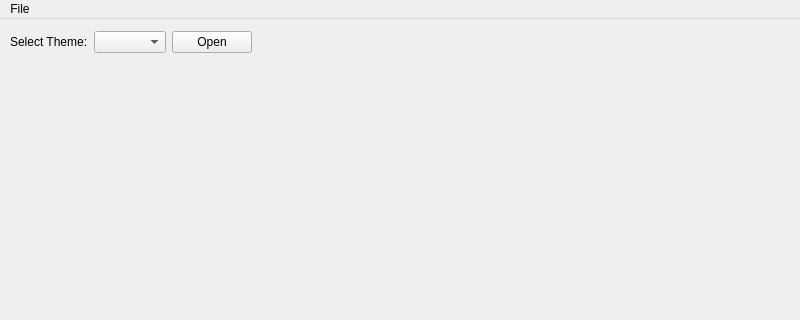
This is main_.ui in superyossi23/Qt5aggPlot as Qt 5 draws it before an edit; both pictures show x 0 to 800 and y 0 to 320 of the 800 by 600 pixel window. The edited form follows.
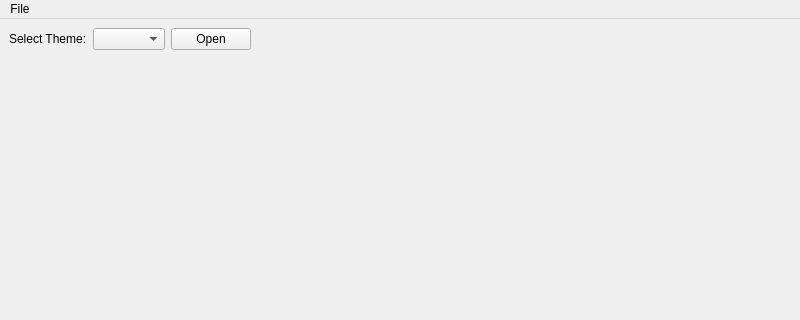
This is the edited form.

Commit message: v00.00.01 Integrate to my main_.ui. Add exception to getFile and readData.

```diff
--- a/main_.ui
+++ b/main_.ui
@@ -14,60 +14,18 @@
    <string>MainWindow</string>
   </property>
   <widget class="QWidget" name="centralwidget">
-   <widget class="QWidget" name="verticalLayoutWidget">
-    <property name="geometry">
-     <rect>
-      <x>9</x>
-      <y>47</y>
-      <width>781</width>
-      <height>501</height>
-     </rect>
-    </property>
-    <layout class="QVBoxLayout" name="verticalLayout" stretch="0,0">
-     <property name="spacing">
-      <number>0</number>
-     </property>
-     <property name="sizeConstraint">
-      <enum>QLayout::SetMaximumSize</enum>
-     </property>
-     <item>
-      <spacer name="verticalSpacer">
-       <property name="orientation">
-        <enum>Qt::Vertical</enum>
-       </property>
-       <property name="sizeHint" stdset="0">
+   <property name="maximumSize">
         <size>
-         <width>20</width>
-         <height>40</height>
-        </size>
-       </property>
-      </spacer>
-     </item>
-     <item>
-      <spacer name="horizontalSpacer_2">
-       <property name="orientation">
-        <enum>Qt::Horizontal</enum>
-       </property>
-       <property name="sizeHint" stdset="0">
-        <size>
-         <width>40</width>
-         <height>20</height>
-        </size>
-       </property>
-      </spacer>
-     </item>
-    </layout>
-   </widget>
-   <widget class="QWidget" name="layoutWidget">
-    <property name="geometry">
-     <rect>
-      <x>10</x>
-      <y>10</y>
-      <width>781</width>
-      <height>26</height>
-     </rect>
-    </property>
+     <width>1920</width>
+     <height>1080</height>
+    </size>
+   </property>
+   <layout class="QGridLayout" name="gridLayout">
+    <item row="0" column="0">
     <layout class="QHBoxLayout" name="horizontalLayout">
+      <property name="sizeConstraint">
+       <enum>QLayout::SetDefaultConstraint</enum>
+      </property>
      <item>
       <widget class="QLabel" name="label">
        <property name="text">
@@ -99,7 +57,31 @@
       </spacer>
      </item>
     </layout>
-   </widget>
+    </item>
+    <item row="1" column="0">
+     <layout class="QVBoxLayout" name="verticalLayout" stretch="0">
+      <property name="spacing">
+       <number>0</number>
+      </property>
+      <property name="sizeConstraint">
+       <enum>QLayout::SetDefaultConstraint</enum>
+      </property>
+      <item>
+       <spacer name="verticalSpacer">
+        <property name="orientation">
+         <enum>Qt::Vertical</enum>
+        </property>
+        <property name="sizeHint" stdset="0">
+         <size>
+          <width>20</width>
+          <height>40</height>
+         </size>
+        </property>
+       </spacer>
+      </item>
+     </layout>
+    </item>
+   </layout>
   </widget>
   <widget class="QMenuBar" name="menubar">
    <property name="geometry">
```
Lines whose indentation alone changed are shown as unchanged. The commit also changes 4 other files.
